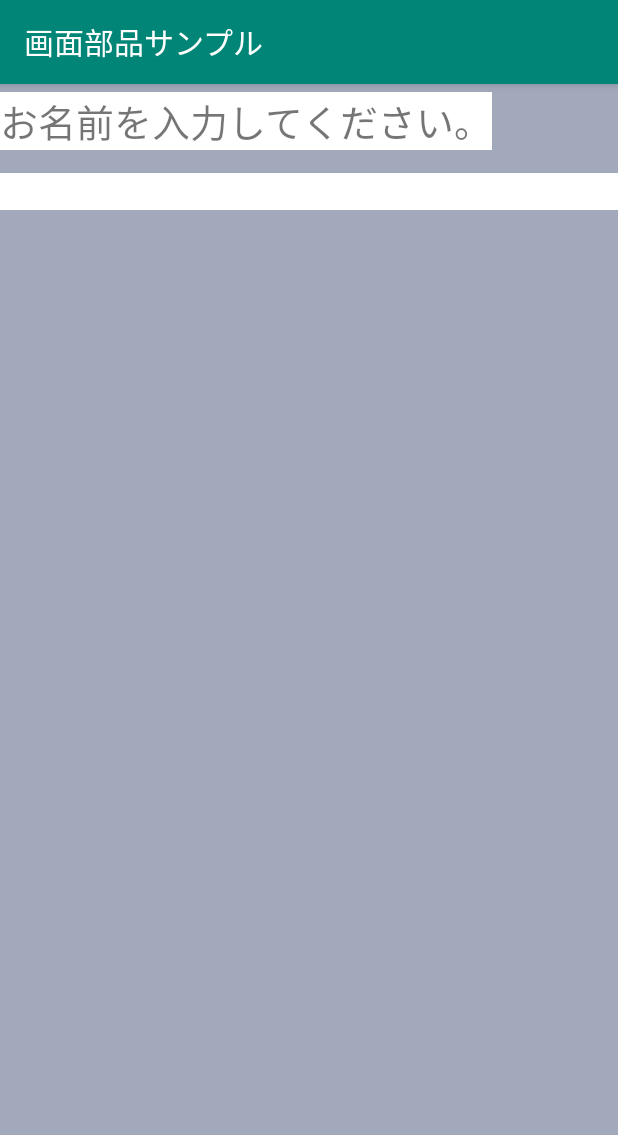
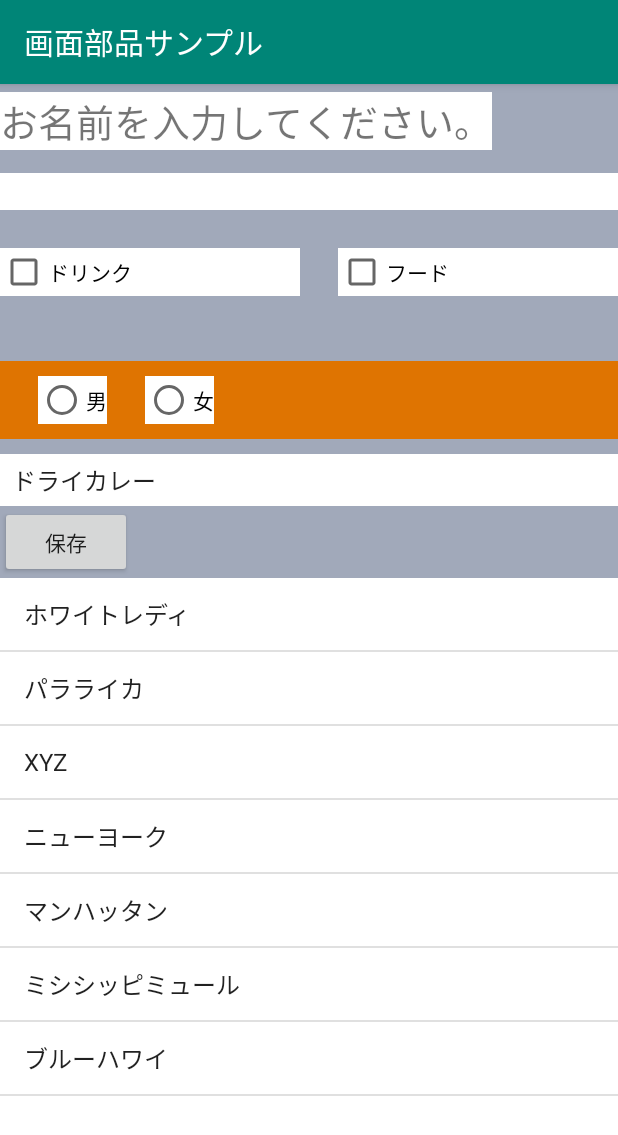
Before and after one commit to yuukanehiro/Kotlin-Study, an Android app: the screen it shows after launch (MainActivity), on a phone screen of 412 x 824 dp. Shown: the top 1135 px of the screen. Run offline under Robolectric (Android 15) with nearby library versions, the phone set to English and light mode, and no system bars.

Commit message:
P82まで ListViewまで完了。

```diff
--- a/Android-Dev-WINGS-Saitou-Yamada/ViewSample/app/src/main/res/layout/activity_main.xml
+++ b/Android-Dev-WINGS-Saitou-Yamada/ViewSample/app/src/main/res/layout/activity_main.xml
@@ -22,6 +22,78 @@
         android:layout_height="wrap_content"
         android:layout_marginBottom="25dp"
         android:layout_marginTop="5dp"
+        android:background="#FFFFFF"
+        android:inputType="text"/>
+
+    <LinearLayout
+        android:layout_width="match_parent"
+        android:layout_height="65dp"
+        android:orientation="horizontal">
+
+        <CheckBox
+            android:id="@+id/cbDrink"
+            android:layout_width="wrap_content"
+            android:layout_height="wrap_content"
+            android:layout_marginRight="25dp"
+            android:layout_weight="1"
+            android:background="#FFFFFF"
+            android:text="ドリンク" />
+
+        <CheckBox
+            android:id="@+id/cbFood"
+            android:layout_width="wrap_content"
+            android:layout_height="wrap_content"
+            android:layout_weight="1"
+            android:background="#FFFFFF"
+            android:text="フード" />
+    </LinearLayout>
+
+    <RadioGroup
+        android:layout_width="match_parent"
+        android:layout_height="wrap_content"
+        android:layout_marginTop="10dp"
+        android:layout_marginBottom="10dp"
+        android:background="#df7401"
+        android:orientation="horizontal"
+        android:paddingTop="10dp"
+        android:paddingBottom="10dp">
+
+        <RadioButton
+            android:id="@+id/rbMale"
+            android:layout_width="wrap_content"
+            android:layout_height="wrap_content"
+            android:layout_marginLeft="25dp"
+            android:layout_marginRight="25dp"
+            android:background="#FFFFFF"
+            android:text="男" />
+
+        <RadioButton
+            android:id="@+id/rbFemale"
+            android:layout_width="wrap_content"
+            android:layout_height="wrap_content"
+            android:background="#FFFFFF"
+            android:text="女" />
+    </RadioGroup>
+
+    <Spinner
+        android:id="@+id/spCurryList"
+        android:layout_width="match_parent"
+        android:layout_height="wrap_content"
         android:background="#ffffff"
-        android:inputType="text"/>
+        android:entries="@array/sp_currylist"
+        android:paddingBottom="5dp"
+        android:paddingTop="5dp"/>
+
+    <Button
+        android:id="@+id/tvLabelInput"
+        android:layout_width="wrap_content"
+        android:layout_height="wrap_content"
+        android:text="@string/bt_save" />
+
+    <ListView
+        android:layout_width="match_parent"
+        android:layout_height="0dp"
+        android:layout_weight="1"
+        android:background="#ffffff"
+        android:entries="@array/lv_cocktaillist"/>
 </LinearLayout>
--- a/Android-Dev-WINGS-Saitou-Yamada/ViewSample/app/src/main/res/values/strings.xml
+++ b/Android-Dev-WINGS-Saitou-Yamada/ViewSample/app/src/main/res/values/strings.xml
@@ -1,4 +1,29 @@
 <resources>
     <string name="app_name">画面部品サンプル</string>
     <string name="tv_msg">お名前を入力してください。</string>
+    <string name="bt_save">保存</string>
+    <string name="cb_drink">ドリンク</string>
+    <string name="cb_food">フード</string>
+    <string name="rb_male">男</string>
+    <string name="rb_female">女</string>
+
+    <string-array name="sp_currylist">
+        <item>ドライカレー</item>
+        <item>カツカレー</item>
+        <item>ビーフカレー</item>
+        <item>チキンカレー</item>
+        <item>シーフードカレー</item>
+        <item>キーマカレー</item>
+        <item>グリーンカレー</item>
+    </string-array>
+
+    <string-array name="lv_cocktaillist">
+        <item>ホワイトレディ</item>>
+        <item>パラライカ</item>>
+        <item>XYZ</item>>
+        <item>ニューヨーク</item>>
+        <item>マンハッタン</item>>
+        <item>ミシシッピミュール</item>>
+        <item>ブルーハワイ</item>>
+    </string-array>>
 </resources>
```
